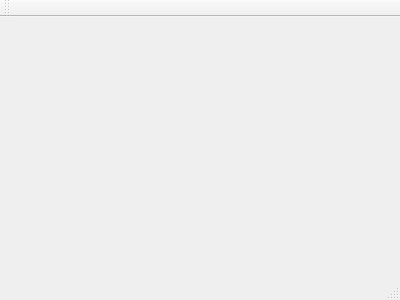
pbarreau/stat, file mainwindow.ui: the form before one commit.
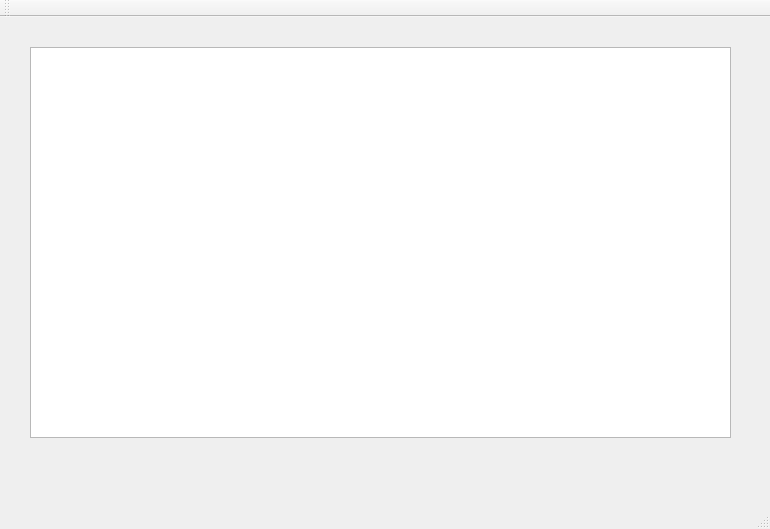
The form after the commit.

Diff of the .ui file:
```diff
--- a/mainwindow.ui
+++ b/mainwindow.ui
@@ -1,24 +1,53 @@
 <ui version="4.0">
  <class>MainWindow</class>
- <widget class="QMainWindow" name="MainWindow" >
-  <property name="geometry" >
+ <widget class="QMainWindow" name="MainWindow">
+  <property name="geometry">
    <rect>
     <x>0</x>
     <y>0</y>
-    <width>400</width>
-    <height>300</height>
+    <width>770</width>
+    <height>529</height>
    </rect>
   </property>
   <property name="windowTitle" >
    <string>MainWindow</string>
   </property>
-  <widget class="QMenuBar" name="menuBar" />
-  <widget class="QToolBar" name="mainToolBar" />
-  <widget class="QWidget" name="centralWidget" />
-  <widget class="QStatusBar" name="statusBar" />
+  <widget class="QWidget" name="centralWidget">
+   <widget class="QTableView" name="tbl_test">
+    <property name="geometry">
+     <rect>
+      <x>30</x>
+      <y>30</y>
+      <width>701</width>
+      <height>391</height>
+     </rect>
+    </property>
+    <property name="sortingEnabled">
+     <bool>true</bool>
+    </property>
+   </widget>
+  </widget>
+  <widget class="QMenuBar" name="menuBar">
+   <property name="geometry">
+    <rect>
+     <x>0</x>
+     <y>0</y>
+     <width>770</width>
+     <height>26</height>
+    </rect>
+   </property>
+  </widget>
+  <widget class="QToolBar" name="mainToolBar">
+   <attribute name="toolBarArea">
+    <enum>TopToolBarArea</enum>
+   </attribute>
+   <attribute name="toolBarBreak">
+    <bool>false</bool>
+   </attribute>
+  </widget>
+  <widget class="QStatusBar" name="statusBar"/>
  </widget>
- <layoutDefault spacing="6" margin="11" />
- <pixmapfunction></pixmapfunction>
+ <layoutdefault spacing="6" margin="11"/>
  <resources/>
  <connections/>
 </ui>
```
Left out of the diff: 3 changed lines with no effect on the pictures.
